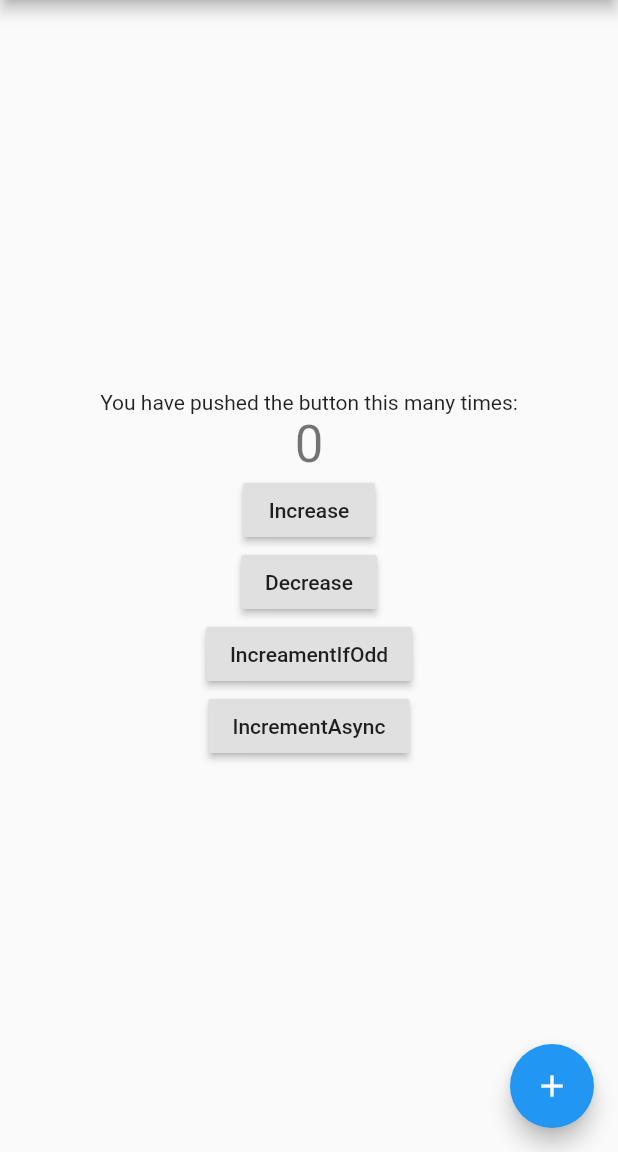
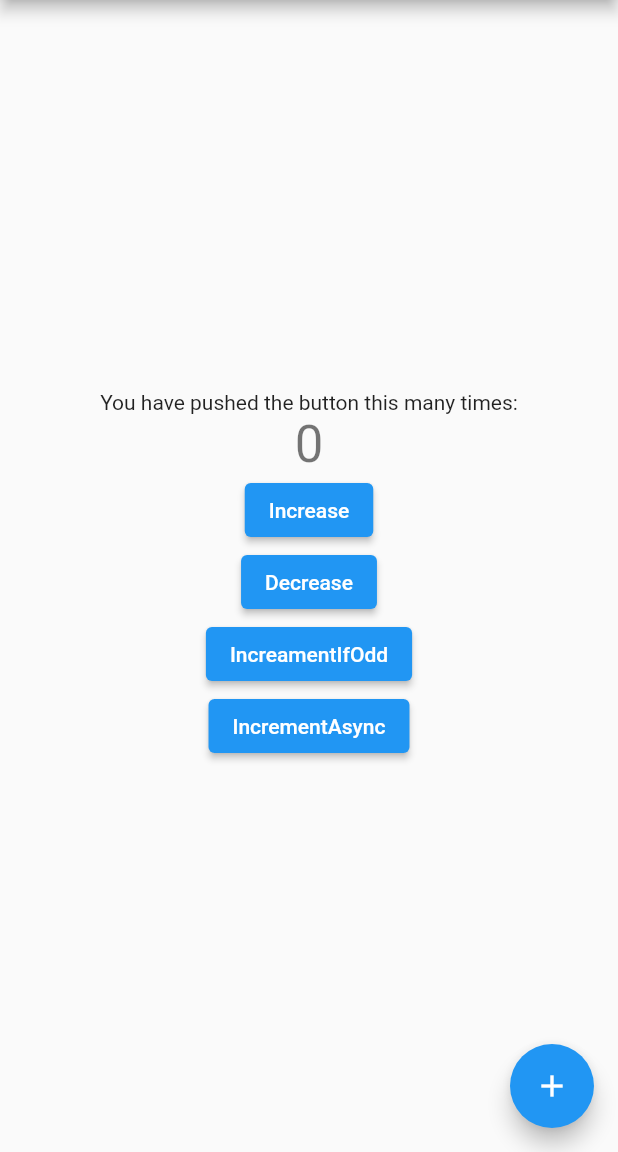
Before and after one commit to automachina/redux_saga_beginner_tutorial, a Flutter app: the screen it shows after launch, on a phone screen of 412 x 824 dp, the part 84-1236 px from its top. Run offline on Flutter 3.47's test engine with Material 2 defaults, Android fonts, the phone set to English and light mode, and no system bars; our stand-ins replace flutter_redux, redux; missing offline and left inert: redux_saga.

Commit message:
null safety

```diff
--- a/lib/main.dart
+++ b/lib/main.dart
@@ -26,7 +26,7 @@ void main() {
 class MyApp extends StatelessWidget {
   final Store store;
 
-  MyApp({Key key, this.store}) : super(key: key);
+  MyApp({required this.store}) : super();
 
   // This widget is the root of your application.
   @override
@@ -45,7 +45,7 @@ class MyApp extends StatelessWidget {
 }
 
 class MyHomePage extends StatelessWidget {
-  MyHomePage({Key key, this.title}) : super(key: key);
+  MyHomePage({required this.title}) : super();
 
   final String title;
 
@@ -71,11 +71,11 @@ class MyHomePage extends StatelessWidget {
                 );
               },
             ),
-            RaisedButton(
+            ElevatedButton(
               onPressed: () => StoreProvider.of(context).dispatch(IncrementAction()),
               child: Text('Increase'),
             ),
-            RaisedButton(
+            ElevatedButton(
               onPressed: () => StoreProvider.of(context).dispatch(DecrementAction()),
               child: Text('Decrease'),
             ),
@@ -88,14 +88,14 @@ class MyHomePage extends StatelessWidget {
                 };
               },
               builder: (context, callback) {
-                return RaisedButton(
+                return ElevatedButton(
                   onPressed: callback,
                   child: Text('IncreamentIfOdd'),
                 );
               },
             ),
             //add button here
-            RaisedButton(
+            ElevatedButton(
               onPressed: () => StoreProvider.of(context).dispatch(IncrementAsyncAction()),
               child: Text('IncrementAsync'),
             )
```
Also changed, not shown: pubspec.yaml (+6 -6 lines), 2 other files.
